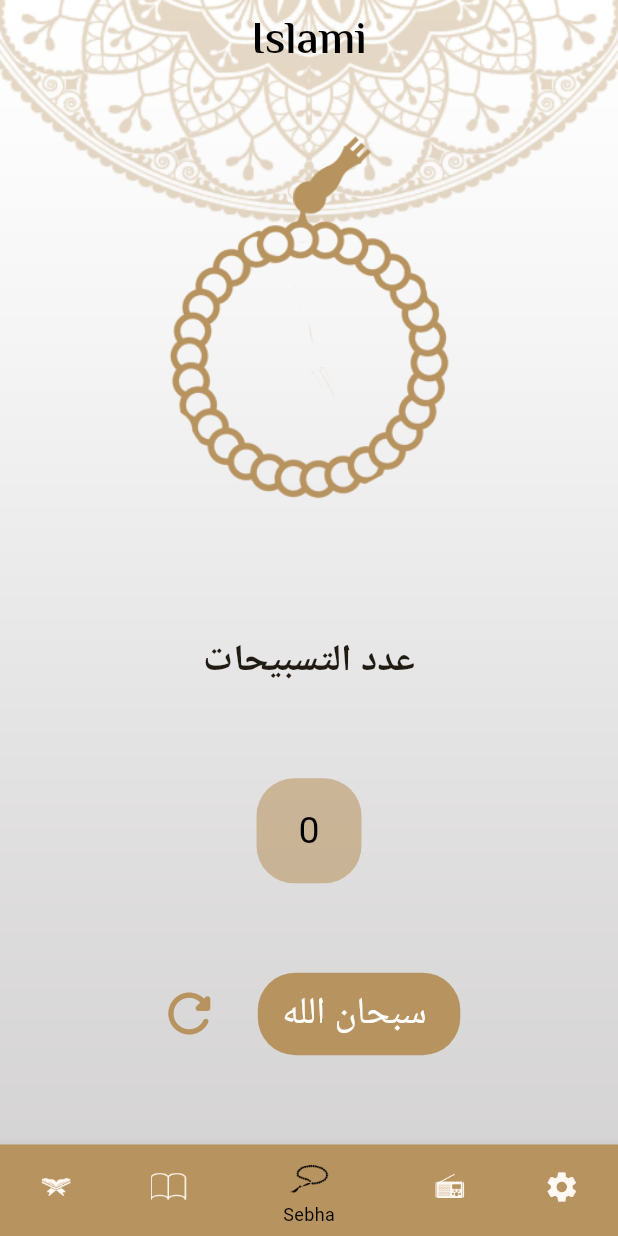
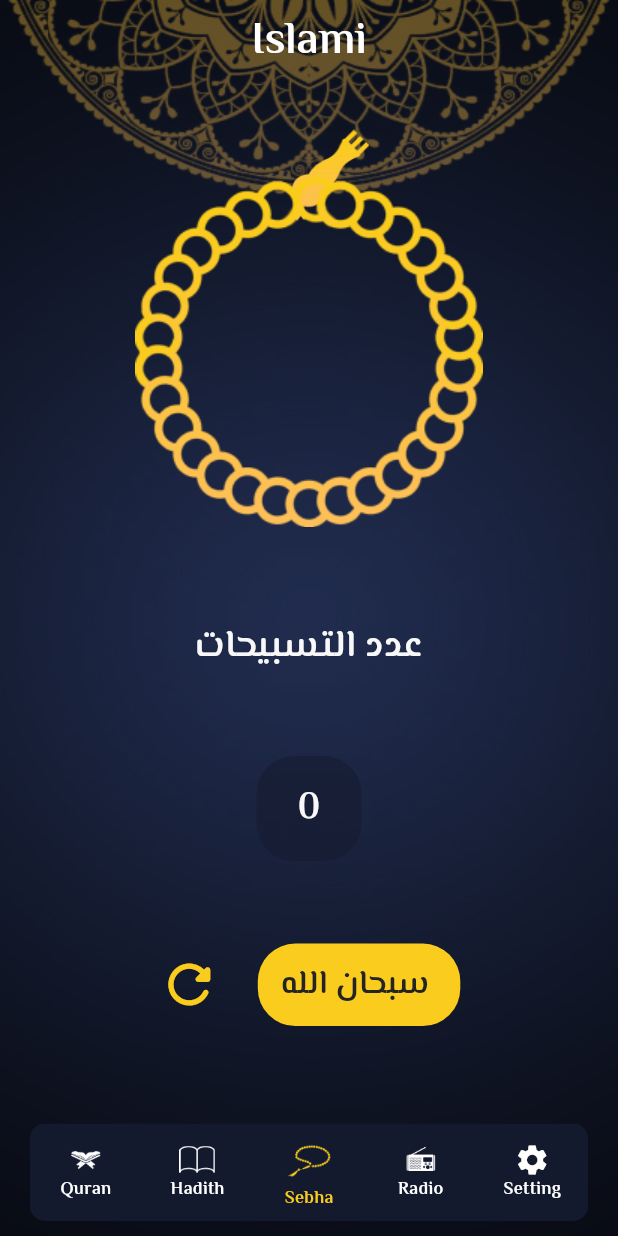
Before and after one commit to MohamedMhmoud89/Islami, a Flutter app: the screen it shows after launch, item 3 of the bottom bar chosen, after a tap on the "refresh" icon, on a phone screen of 412 x 824 dp. Run offline on Flutter 3.47's test engine with Material 3 defaults, Android fonts, the phone set to English and light mode, and no system bars; our stand-ins replace audioplayers.

Commit message:
add dark-light theme

```diff
--- a/lib/main.dart
+++ b/lib/main.dart
@@ -2,6 +2,7 @@ import 'package:flutter/material.dart';
 import 'package:islami/ui/chapterDetials/Chapter_Details_Screen.dart';
 import 'package:islami/ui/hadethDetials/HadethDetialsScreen.dart';
 import 'package:islami/ui/home/HomeScreen.dart';
+import 'package:islami/ui/theme/MyThemeData.dart';
 
 void main() {
   runApp(const MyApp());
@@ -14,33 +15,9 @@ class MyApp extends StatelessWidget {
   @override
   Widget build(BuildContext context) {
     return MaterialApp(
-      theme: ThemeData(
-          cardTheme: CardTheme(
-              color: Color(0xffF8F8F8).withOpacity(0.6),
-              elevation: 18,
-              shape: RoundedRectangleBorder(
-                  borderRadius: BorderRadius.circular(18))),
-          appBarTheme: AppBarTheme(
-              iconTheme: IconThemeData(size: 32, color: Colors.black),
-              centerTitle: true,
-              surfaceTintColor: Colors.transparent,
-              backgroundColor: Colors.transparent,
-              titleTextStyle: TextStyle(
-                  color: Colors.black,
-                  fontFamily: 'ElMessiri',
-                  fontSize: 30,
-                  fontWeight: FontWeight.w700)),
-          scaffoldBackgroundColor: Colors.transparent,
-          colorScheme: ColorScheme.fromSeed(
-              seedColor: Color(0xffB7935F),
-              primary: Color(0xffB7935F),
-              onPrimary: Colors.white),
-          useMaterial3: true,
-          bottomNavigationBarTheme: BottomNavigationBarThemeData(
-              selectedItemColor: Colors.black,
-              selectedIconTheme: IconThemeData(size: 32),
-              selectedLabelStyle:
-                  TextStyle(fontSize: 12, fontWeight: FontWeight.w400))),
+      theme: MyThemeData.lightTheme,
+      darkTheme: MyThemeData.darkTheme,
+      themeMode: ThemeMode.dark,
       routes: {
         HomeScreen.routeName: (_) => HomeScreen(),
         ChapterDetailsScreen.routeName: (_) => ChapterDetailsScreen(),
--- a/lib/ui/chapterDetials/Chapter_Details_Screen.dart
+++ b/lib/ui/chapterDetials/Chapter_Details_Screen.dart
@@ -1,6 +1,7 @@
 import 'package:flutter/material.dart';
 import 'package:flutter/services.dart';
 import 'package:islami/ui/chapterDetials/Vers_Widget.dart';
+import 'package:islami/ui/theme/MyThemeData.dart';
 
 class ChapterDetailsScreen extends StatefulWidget {
   static const String routeName = 'chapterDetails';
@@ -20,7 +21,9 @@ class _ChapterDetailsScreenState extends State<ChapterDetailsScreen> {
     return Container(
       decoration: BoxDecoration(
           image: DecorationImage(
-              image: AssetImage('assets/images/main_background.png'),
+              image: AssetImage(MyThemeData.isDarkEnable
+                  ? 'assets/images/home_dark_background.jpg'
+                  : 'assets/images/main_background.png'),
               fit: BoxFit.fill)),
       child: Scaffold(
         appBar: AppBar(title: Text(arg.chapterName)),
--- a/lib/ui/chapterDetials/Vers_Widget.dart
+++ b/lib/ui/chapterDetials/Vers_Widget.dart
@@ -1,4 +1,5 @@
 import 'package:flutter/material.dart';
+import 'package:islami/ui/theme/MyThemeData.dart';
 
 class VersWidget extends StatelessWidget {
   String content;
@@ -12,7 +13,8 @@ class VersWidget extends StatelessWidget {
       textAlign: TextAlign.center,
       style: TextStyle(
           fontWeight: FontWeight.w400,
-          color: Color(0XFF242424),
+          color:
+              MyThemeData.isDarkEnable ? Color(0xffFACC1D) : Color(0XFF242424),
           fontSize: 20,
           fontFamily: 'Elgharib'),
     );
--- a/lib/ui/hadethDetials/HadethDetialsScreen.dart
+++ b/lib/ui/hadethDetials/HadethDetialsScreen.dart
@@ -1,5 +1,6 @@
 import 'package:flutter/material.dart';
 import 'package:islami/ui/hadethDetials/HadethWidget.dart';
+import 'package:islami/ui/theme/MyThemeData.dart';
 
 class HadethDetialsScreen extends StatelessWidget {
   static const String routeName = 'hadethDetials';
@@ -11,7 +12,9 @@ class HadethDetialsScreen extends StatelessWidget {
     return Container(
       decoration: BoxDecoration(
         image: DecorationImage(
-            image: AssetImage('assets/images/main_background.png'),
+            image: AssetImage(MyThemeData.isDarkEnable
+                ? 'assets/images/home_dark_background.jpg'
+                : 'assets/images/main_background.png'),
             fit: BoxFit.fill),
       ),
       child: Scaffold(
--- a/lib/ui/hadethDetials/HadethWidget.dart
+++ b/lib/ui/hadethDetials/HadethWidget.dart
@@ -1,4 +1,5 @@
 import 'package:flutter/material.dart';
+import 'package:islami/ui/theme/MyThemeData.dart';
 
 class Hadethwidget extends StatelessWidget {
   String hadethContent;
@@ -13,7 +14,9 @@ class Hadethwidget extends StatelessWidget {
         textAlign: TextAlign.center,
         style: TextStyle(
             fontWeight: FontWeight.w400,
-            color: Color(0XFF242424),
+            color: MyThemeData.isDarkEnable
+                ? Color(0xffFACC1D)
+                : Color(0XFF242424),
             fontSize: 20,
             fontFamily: 'Elgharib'),
       ),
--- a/lib/ui/home/HomeScreen.dart
+++ b/lib/ui/home/HomeScreen.dart
@@ -4,6 +4,7 @@ import 'package:islami/ui/home/quran/QuranTab.dart';
 import 'package:islami/ui/home/radio/RadioTab.dart';
 import 'package:islami/ui/home/sebha/SebhaTab.dart';
 import 'package:islami/ui/home/setting/settingTab.dart';
+import 'package:islami/ui/theme/MyThemeData.dart';
 
 class HomeScreen extends StatefulWidget {
   static const String routeName = 'home';
@@ -20,13 +21,20 @@ class _HomeScreenState extends State<HomeScreen> {
     return Container(
       decoration: BoxDecoration(
           image: DecorationImage(
-              image: AssetImage('assets/images/main_background.png'),
+              image: AssetImage(MyThemeData.isDarkEnable
+                  ? 'assets/images/home_dark_background.jpg'
+                  : 'assets/images/main_background.png'),
               fit: BoxFit.fill)),
       child: Scaffold(
         appBar: AppBar(
           title: Text('Islami'),
         ),
-        bottomNavigationBar: BottomNavigationBar(
+        bottomNavigationBar: Padding(
+          padding: const EdgeInsets.symmetric(horizontal: 20, vertical: 10),
+          child: ClipRRect(
+            borderRadius: BorderRadius.all(Radius.circular(10)),
+            child: BottomNavigationBar(
+                type: BottomNavigationBarType.fixed,
                 onTap: (index) {
                   selectedIndexTab = index;
                   setState(() {});
@@ -34,26 +42,28 @@ class _HomeScreenState extends State<HomeScreen> {
                 currentIndex: selectedIndexTab,
                 items: [
                   BottomNavigationBarItem(
-                  backgroundColor: Theme.of(context).primaryColor,
-                  icon: ImageIcon(AssetImage("assets/images/quran_icn.png")),
+                      icon:
+                          ImageIcon(AssetImage("assets/images/quran_icn.png")),
                       label: 'Quran'),
                   BottomNavigationBarItem(
-                  backgroundColor: Theme.of(context).primaryColor,
-                  icon: ImageIcon(AssetImage("assets/images/hadith_icn.png")),
+                      icon:
+                          ImageIcon(AssetImage("assets/images/hadith_icn.png")),
                       label: 'Hadith'),
                   BottomNavigationBarItem(
-                  backgroundColor: Theme.of(context).primaryColor,
-                  icon: ImageIcon(AssetImage("assets/images/sebha_icn.png")),
+                      icon:
+                          ImageIcon(AssetImage("assets/images/sebha_icn.png")),
                       label: 'Sebha'),
                   BottomNavigationBarItem(
-                  backgroundColor: Theme.of(context).primaryColor,
-                  icon: ImageIcon(AssetImage("assets/images/radio_icn.png")),
+                      icon:
+                          ImageIcon(AssetImage("assets/images/radio_icn.png")),
                       label: 'Radio'),
                   BottomNavigationBarItem(
                       backgroundColor: Theme.of(context).primaryColor,
                       icon: Icon(Icons.settings),
                       label: 'Setting'),
                 ]),
+          ),
+        ),
         body: tabs[selectedIndexTab],
       ),
     );
--- a/lib/ui/home/hadith/HadethTitleWidget.dart
+++ b/lib/ui/home/hadith/HadethTitleWidget.dart
@@ -1,6 +1,7 @@
 import 'package:flutter/material.dart';
 import 'package:islami/ui/hadethDetials/HadethDetialsScreen.dart';
 import 'package:islami/ui/home/hadith/hadeth.dart';
+import 'package:islami/ui/theme/MyThemeData.dart';
 
 class Hadethtitlewidget extends StatelessWidget {
   Hadeth hadeth;
@@ -20,7 +21,7 @@ class Hadethtitlewidget extends StatelessWidget {
         textAlign: TextAlign.center,
         style: TextStyle(
             fontWeight: FontWeight.w400,
-            color: Color(0XFF242424),
+            color: MyThemeData.isDarkEnable ? Colors.white : Color(0XFF242424),
             fontFamily: 'ElMessiri',
             fontSize: width * 0.06),
       ),
--- a/lib/ui/home/quran/ChapterTitleWidghet.dart
+++ b/lib/ui/home/quran/ChapterTitleWidghet.dart
@@ -1,5 +1,6 @@
 import 'package:flutter/material.dart';
 import 'package:islami/ui/chapterDetials/Chapter_Details_Screen.dart';
+import 'package:islami/ui/theme/MyThemeData.dart';
 
 class ChapterTitleWidget extends StatelessWidget {
   String suraName;
@@ -20,7 +21,7 @@ class ChapterTitleWidget extends StatelessWidget {
         textDirection: TextDirection.rtl,
         style: TextStyle(
             fontWeight: FontWeight.w400,
-            color: Color(0XFF242424),
+            color: MyThemeData.isDarkEnable ? Colors.white : Color(0XFF242424),
             fontFamily: 'ElMessiri',
             fontSize: width * 0.06),
       ),
--- a/lib/ui/home/quran/QuranTab.dart
+++ b/lib/ui/home/quran/QuranTab.dart
@@ -1,5 +1,6 @@
 import 'package:flutter/material.dart';
 import 'package:islami/ui/home/quran/ChapterTitleWidghet.dart';
+import 'package:islami/ui/theme/MyThemeData.dart';
 
 class QuranTab extends StatelessWidget {
   List<String> name = [
@@ -129,27 +130,24 @@ class QuranTab extends StatelessWidget {
                 Image(image: AssetImage('assets/images/quran_header_icn.png'))),
         Container(
           decoration: BoxDecoration(
-              color: Theme.of(context).primaryColor,
               border: Border.all(
-                width: 1,
-                color: Theme.of(context).primaryColor,
-              )),
+            width: 1,
+            color: Theme.of(context).dividerColor,
+          )),
         ),
         Text(
           'اسم السوره',
           style: TextStyle(
               fontWeight: FontWeight.w400,
-              color: Color(0XFF242424),
+              color:
+                  MyThemeData.isDarkEnable ? Colors.white : Color(0XFF242424),
               fontFamily: 'ElMessiri',
               fontSize: 24),
         ),
         Container(
           decoration: BoxDecoration(
-              color: Theme.of(context).primaryColor,
-              border: Border.all(
-                width: 1,
-                color: Theme.of(context).primaryColor,
-              )),
+              border:
+                  Border.all(width: 1, color: Theme.of(context).dividerColor)),
         ),
         Expanded(
           flex: 3,
@@ -158,7 +156,7 @@ class QuranTab extends StatelessWidget {
                 return ChapterTitleWidget(name[index], index);
               },
               separatorBuilder: (context, index) => Divider(
-                    color: Theme.of(context).primaryColor,
+                    color: Theme.of(context).dividerColor,
                     height: 10,
                     thickness: 1.5,
                     endIndent: 10,
--- a/lib/ui/home/radio/RadioTab.dart
+++ b/lib/ui/home/radio/RadioTab.dart
@@ -63,7 +63,7 @@ class _RadioTabState extends State<RadioTab> {
                           player: player,
                         ),
                     separatorBuilder: (context, index) => Divider(
-                          color: Theme.of(context).primaryColor,
+                          color: Theme.of(context).dividerColor,
                           height: 10,
                           thickness: 2,
                           indent: 10,
--- a/lib/ui/home/sebha/SebhaTab.dart
+++ b/lib/ui/home/sebha/SebhaTab.dart
@@ -1,4 +1,5 @@
 import 'package:flutter/material.dart';
+import 'package:islami/ui/theme/MyThemeData.dart';
 
 class SebhaTab extends StatefulWidget {
   @override
@@ -32,7 +33,9 @@ class _SebhaTabState extends State<SebhaTab> {
                   bottom: height * 0.24,
                   child: Image.asset(
                     height: height * 0.09,
-                    'assets/images/head of seb7a.png',
+                    MyThemeData.isDarkEnable
+                        ? 'assets/images/head of seb7a dark.png'
+                        : 'assets/images/head of seb7a.png',
                     fit: BoxFit.fill,
                   )),
               Transform.rotate(
@@ -42,14 +45,22 @@ class _SebhaTabState extends State<SebhaTab> {
                         tasbih();
                       },
                       child: Image.asset(
-                        'assets/images/body of seb7a.png',
+                        MyThemeData.isDarkEnable
+                            ? 'assets/images/body of seb7a dark.png'
+                            : 'assets/images/body of seb7a.png',
                         height: height * 0.3,
                       )))
             ],
           ),
           Text(
             'عدد التسبيحات',
-            style: TextStyle(fontWeight: FontWeight.w600, fontSize: 25),
+            style: TextStyle(
+                fontFamily: 'ElMessiri',
+                color: MyThemeData.isDarkEnable
+                    ? Color(0XFFF8F8F8)
+                    : Color(0XFF242424),
+                fontWeight: FontWeight.w600,
+                fontSize: 25),
           ),
           Container(
             width: 70,
@@ -61,7 +72,10 @@ class _SebhaTabState extends State<SebhaTab> {
                 child: Text(
               '$tasbihCount',
               style: TextStyle(
-                  color: Colors.black,
+                  fontFamily: 'ElMessiri',
+                  color: MyThemeData.isDarkEnable
+                      ? Color(0XFFF8F8F8)
+                      : Color(0XFF242424),
                   fontSize: 25,
                   fontWeight: FontWeight.w400),
             )),
@@ -73,12 +87,15 @@ class _SebhaTabState extends State<SebhaTab> {
                   onTap: () {
                     tasbihCount = 0;
                     tasbihNameIndex = 0;
+                    digree = 0;
                     setState(() {});
                   },
                   child: Icon(
                     Icons.refresh_rounded,
                     size: 42,
-                    color: Theme.of(context).primaryColor,
+                    color: MyThemeData.isDarkEnable
+                        ? Color(0xffFACC1D)
+                        : Theme.of(context).primaryColor,
                   )),
               SizedBox(
                 width: width * 0.06,
@@ -91,14 +108,19 @@ class _SebhaTabState extends State<SebhaTab> {
                   width: 135,
                   height: 55,
                   decoration: BoxDecoration(
-                      color: Theme.of(context).primaryColor,
+                      color: MyThemeData.isDarkEnable
+                          ? Color(0xffFACC1D)
+                          : Theme.of(context).primaryColor,
                       borderRadius: BorderRadius.circular(25)),
                   child: Center(
                     child: Text(
                       tasbihName[tasbihNameIndex],
                       style: TextStyle(
-                          color: Colors.white,
-                          fontSize: 25,
+                          color: MyThemeData.isDarkEnable
+                              ? Color(0XFF242424)
+                              : Color(0XFFF8F8F8),
+                          fontSize: 22,
+                          fontFamily: 'ElMessiri',
                           fontWeight: FontWeight.w400),
                     ),
                   ),
--- /dev/null
+++ b/lib/ui/theme/MyThemeData.dart
@@ -0,0 +1,92 @@
+import 'package:flutter/material.dart';
+
+class MyThemeData {
+  static bool isDarkEnable = true;
+  static ThemeData lightTheme = ThemeData(
+    progressIndicatorTheme: ProgressIndicatorThemeData(
+      color: Color(0xffB7935F),
+    ),
+    dividerColor: Color(0xffB7935F),
+    cardTheme: CardTheme(
+      color: Color(0xffF8F8F8).withOpacity(0.6),
+      elevation: 18,
+      shape: RoundedRectangleBorder(
+        borderRadius: BorderRadius.circular(18),
+      ),
+    ),
+    appBarTheme: AppBarTheme(
+      iconTheme: IconThemeData(size: 32, color: Colors.black),
+      centerTitle: true,
+      surfaceTintColor: Colors.transparent,
+      backgroundColor: Colors.transparent,
+      titleTextStyle: TextStyle(
+          color: Colors.black,
+          fontFamily: 'ElMessiri',
+          fontSize: 30,
+          fontWeight: FontWeight.w700),
+    ),
+    scaffoldBackgroundColor: Colors.transparent,
+    colorScheme: ColorScheme.fromSeed(
+        seedColor: Color(0xffB7935F),
+        primary: Color(0xffB7935F),
+        onPrimary: Colors.white),
+    useMaterial3: true,
+    bottomNavigationBarTheme: BottomNavigationBarThemeData(
+        backgroundColor: Color(0xffB7935F),
+        unselectedItemColor: Colors.white,
+        selectedItemColor: Colors.black,
+        selectedIconTheme: IconThemeData(size: 32),
+        selectedLabelStyle: TextStyle(
+          fontSize: 12,
+          fontWeight: FontWeight.w400,
+          fontFamily: 'ElMessiri',
+        ),
+        unselectedLabelStyle: TextStyle(
+          fontFamily: 'ElMessiri',
+        )),
+  );
+  static ThemeData darkTheme = ThemeData(
+    dividerColor: Color(0xffFACC1D),
+    progressIndicatorTheme: ProgressIndicatorThemeData(
+      color: Color(0xffFACC1D),
+    ),
+    cardTheme: CardTheme(
+      color: Color(0XFF141A2E).withOpacity(0.6),
+      elevation: 18,
+      shape: RoundedRectangleBorder(
+        borderRadius: BorderRadius.circular(18),
+      ),
+    ),
+    appBarTheme: AppBarTheme(
+      iconTheme: IconThemeData(size: 32, color: Colors.white),
+      centerTitle: true,
+      surfaceTintColor: Colors.transparent,
+      backgroundColor: Colors.transparent,
+      titleTextStyle: TextStyle(
+          color: Colors.white,
+          fontFamily: 'ElMessiri',
+          fontSize: 30,
+          fontWeight: FontWeight.w700),
+    ),
+    scaffoldBackgroundColor: Colors.transparent,
+    colorScheme: ColorScheme.fromSeed(
+        seedColor: Color(0xff141A2E),
+        primary: Color(0xff141A2E),
+        secondary: Color(0xffFACC1D),
+        onPrimary: Colors.white),
+    useMaterial3: true,
+    bottomNavigationBarTheme: BottomNavigationBarThemeData(
+        backgroundColor: Color(0xff141A2E),
+        unselectedItemColor: Colors.white,
+        selectedItemColor: Color(0xffFACC1D),
+        selectedIconTheme: IconThemeData(size: 36),
+        selectedLabelStyle: TextStyle(
+          fontSize: 12,
+          fontWeight: FontWeight.w400,
+          fontFamily: 'ElMessiri',
+        ),
+        unselectedLabelStyle: TextStyle(
+          fontFamily: 'ElMessiri',
+        )),
+  );
+}
```
Also changed, not shown: lib/ui/home/hadith/HadithTab.dart (+7 -7 lines), lib/ui/home/radio/radioWidget.dart (+12 -2 lines), lib/ui/home/setting/LanguageBottomSheet.dart (+16 -3 lines), lib/ui/home/setting/ThemeBottomSheet.dart (+16 -3 lines), lib/ui/home/setting/settingWidget.dart (+21 -5 lines), assets/images/body of seb7a dark.png (added), assets/images/head of seb7a dark.png (added), assets/images/home_dark_background.jpg (added). Lines whose indentation alone changed are shown as unchanged.
